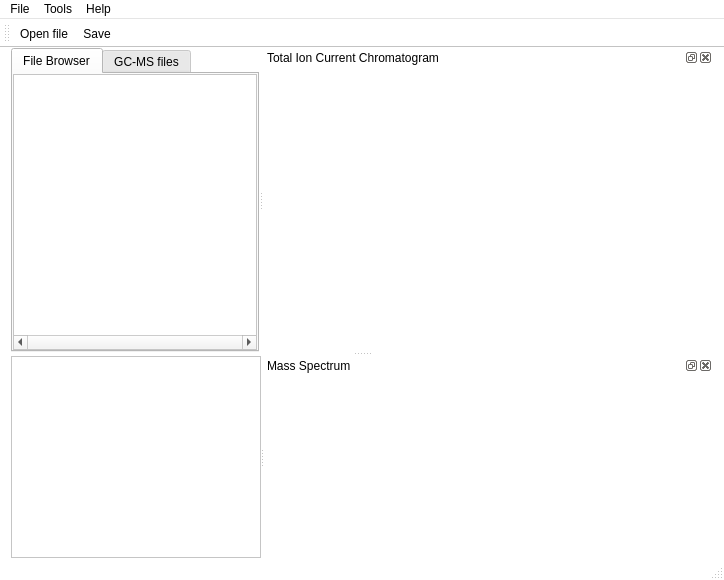
Above: mainwindow.ui from tvijverb/RUCAT before the change. Below: the same form after it.
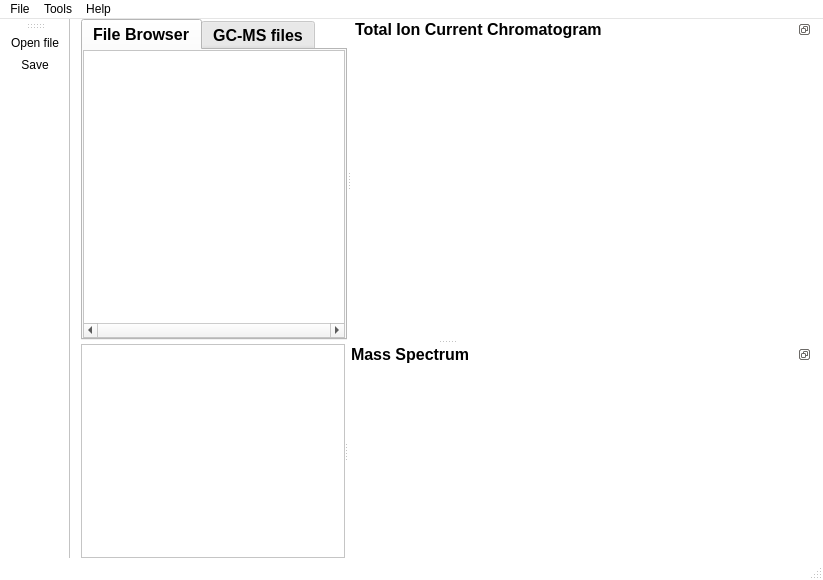
That is the form after the change. The open tabs and pages were chosen to show the change. Icons and pictures are not drawn. Custom widgets are drawn as their Qt base class.

```diff
--- a/mainwindow.ui
+++ b/mainwindow.ui
@@ -6,7 +6,7 @@
    <rect>
     <x>0</x>
     <y>0</y>
-    <width>724</width>
+    <width>823</width>
     <height>580</height>
    </rect>
   </property>
@@ -285,10 +285,25 @@
         <enum>Qt::Horizontal</enum>
        </property>
        <widget class="QTabWidget" name="tabWidget">
+        <property name="font">
+         <font>
+          <family>MS Sans Serif</family>
+          <pointsize>12</pointsize>
+          <weight>75</weight>
+          <bold>true</bold>
+         </font>
+        </property>
         <property name="currentIndex">
          <number>1</number>
         </property>
         <widget class="QWidget" name="tab">
+         <property name="font">
+          <font>
+           <family>MS Sans Serif</family>
+           <pointsize>16</pointsize>
+           <stylestrategy>PreferAntialias</stylestrategy>
+          </font>
+         </property>
          <attribute name="title">
           <string>File Browser</string>
          </attribute>
@@ -479,11 +494,25 @@
           <height>300</height>
          </size>
         </property>
+        <property name="font">
+         <font>
+          <family>MS Sans Serif</family>
+          <pointsize>12</pointsize>
+          <weight>75</weight>
+          <bold>true</bold>
+         </font>
+        </property>
+        <property name="features">
+         <set>QDockWidget::DockWidgetFloatable|QDockWidget::DockWidgetMovable</set>
+        </property>
         <property name="windowTitle">
          <string>Total Ion Current Chromatogram</string>
         </property>
         <widget class="QWidget" name="dockWidgetContents_3">
          <layout class="QHBoxLayout" name="horizontalLayout_3">
+          <property name="spacing">
+           <number>0</number>
+          </property>
           <property name="leftMargin">
            <number>1</number>
           </property>
@@ -537,10 +566,21 @@
           <height>200</height>
          </size>
         </property>
+        <property name="font">
+         <font>
+          <family>MS Sans Serif</family>
+          <pointsize>12</pointsize>
+          <weight>75</weight>
+          <bold>true</bold>
+         </font>
+        </property>
         <property name="windowIcon">
          <iconset resource="toolbarresource.qrc">
           <normaloff>:/png/bar.png</normaloff>:/png/bar.png</iconset>
         </property>
+        <property name="features">
+         <set>QDockWidget::DockWidgetFloatable|QDockWidget::DockWidgetMovable</set>
+        </property>
         <property name="windowTitle">
          <string>Mass Spectrum</string>
         </property>
@@ -574,7 +614,7 @@
     <rect>
      <x>0</x>
      <y>0</y>
-     <width>724</width>
+     <width>823</width>
      <height>21</height>
     </rect>
    </property>
@@ -675,7 +715,7 @@
   </widget>
   <widget class="QToolBar" name="mainToolBar">
    <attribute name="toolBarArea">
-    <enum>TopToolBarArea</enum>
+    <enum>LeftToolBarArea</enum>
    </attribute>
    <attribute name="toolBarBreak">
     <bool>false</bool>
```
Left out of the diff: 37 changed lines with no effect on the pictures.
